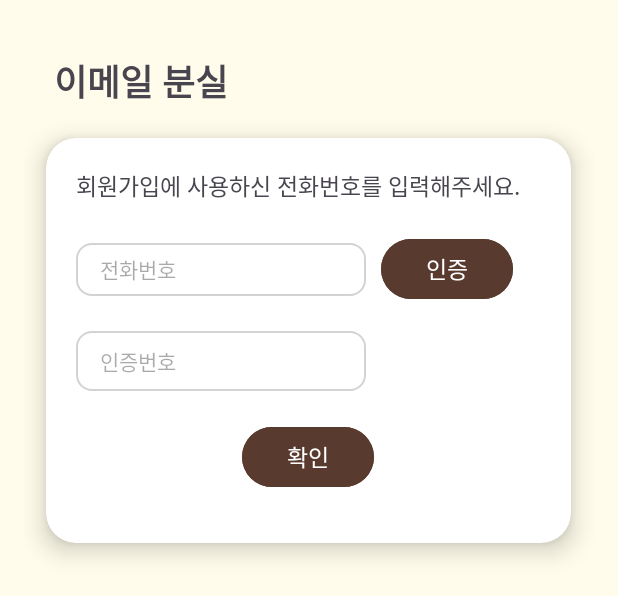
After one commit to yeongchaa/teamproject, an Android app: the layout act_missing.xml on its own in the app's theme, with its tools: preview values and no code run, on a phone screen of 412 x 824 dp. The commit adds this screen. Shown: the top 596 px of the screen. Run offline under Robolectric (Android 15) with nearby library versions, the phone set to English and light mode, and no system bars.

Commit message:
rev: missing email update

```diff
--- /dev/null
+++ b/app/src/main/res/drawable/shape_textfield_rounded.xml
@@ -0,0 +1,7 @@
+<?xml version="1.0" encoding="utf-8"?>
+<shape xmlns:android="http://schemas.android.com/apk/res/android"
+    android:shape="rectangle">
+    <solid android:color="#FFFFFF"/>
+    <corners android:radius="10dp"/>
+    <stroke android:width="1dp" android:color="#D3D3D3"/>
+</shape>
--- /dev/null
+++ b/app/src/main/res/layout/act_missing.xml
@@ -0,0 +1,130 @@
+<?xml version="1.0" encoding="utf-8"?>
+<LinearLayout xmlns:android="http://schemas.android.com/apk/res/android"
+    xmlns:app="http://schemas.android.com/apk/res-auto"
+    xmlns:tools="http://schemas.android.com/tools"
+    android:id="@+id/main"
+    android:layout_width="match_parent"
+    android:layout_height="match_parent"
+    android:background="#FFFCEB"
+    android:orientation="vertical"
+    android:padding="16dp"
+    tools:context=".MainActivity">
+
+    <TextView
+        android:layout_width="match_parent"
+        android:layout_height="wrap_content"
+        android:layout_marginLeft="20dp"
+        android:layout_marginTop="20dp"
+        android:gravity="left"
+        android:text="이메일 분실"
+        android:textSize="24sp"
+        android:textStyle="bold" />
+
+    <androidx.cardview.widget.CardView
+        android:id="@+id/cardView"
+        android:layout_width="350dp"
+        android:layout_height="270dp"
+        android:layout_centerInParent="true"
+        android:layout_gravity="center"
+        android:layout_marginTop="20dp"
+        app:cardBackgroundColor="#FFFFFF"
+        app:cardCornerRadius="20dp"
+        app:cardElevation="10dp">
+
+        <LinearLayout
+            android:layout_width="match_parent"
+            android:layout_height="wrap_content"
+            android:layout_marginTop="20dp"
+            android:gravity="center"
+            android:orientation="vertical">
+
+            <TableLayout
+                android:layout_width="match_parent"
+                android:layout_height="wrap_content">
+
+
+                <TextView
+                    android:layout_width="match_parent"
+                    android:layout_height="wrap_content"
+                    android:layout_marginLeft="20dp"
+                    android:layout_marginBottom="20dp"
+                    android:text="회원가입에 사용하신 전화번호를 입력해주세요."
+                    android:textSize="15sp" />
+
+                <TextView
+                    android:id="@+id/tv_result"
+                    android:layout_width="match_parent"
+                    android:layout_height="wrap_content"
+                    android:layout_marginLeft="20dp"
+                    android:layout_marginBottom="20dp"
+                    android:text="인증번호를 다시 입력해 주세요."
+                    android:textSize="15sp"
+                    android:visibility="gone" />
+
+                <TableRow>
+
+                    <EditText
+                        android:id="@+id/et_phonenum"
+                        android:layout_width="193dp"
+                        android:layout_height="35dp"
+                        android:layout_marginLeft="20dp"
+                        android:layout_marginBottom="20dp"
+                        android:background="@drawable/shape_textfield_rounded"
+                        android:hint="전화번호"
+                        android:inputType="textEmailAddress"
+                        android:paddingLeft="16dp"
+                        android:textSize="14sp" />
+
+                    <Button
+                        android:id="@+id/btn_authorize"
+                        android:layout_width="wrap_content"
+                        android:layout_height="wrap_content"
+                        android:layout_marginLeft="10dp"
+                        android:layout_marginRight="10dp"
+                        android:backgroundTint="#593A2E"
+                        android:paddingLeft="8dp"
+                        android:paddingRight="8dp"
+                        android:text="인증"
+                        android:textSize="15sp" />
+                </TableRow>
+
+                <TableRow>
+
+                    <EditText
+                        android:id="@+id/et_authorize"
+                        android:layout_width="40dp"
+                        android:layout_height="40dp"
+                        android:layout_marginLeft="20dp"
+                        android:layout_marginTop="10dp"
+                        android:background="@drawable/shape_textfield_rounded"
+                        android:hint="인증번호"
+                        android:inputType="number"
+                        android:paddingLeft="16dp"
+                        android:textSize="14sp" />
+
+                    <TextView
+                        android:id="@+id/timerTextView"
+                        android:layout_width="wrap_content"
+                        android:layout_height="wrap_content"
+                        android:layout_gravity="center"
+                        android:text=""
+                        android:textColor="#FF0000"
+                        android:textSize="14sp"
+                        android:visibility="gone" />
+                </TableRow>
+            </TableLayout>
+
+            <Button
+                android:id="@+id/btn_confirm"
+                android:layout_width="wrap_content"
+                android:layout_height="wrap_content"
+                android:layout_marginTop="20dp"
+                android:backgroundTint="#593A2E"
+                android:gravity="center"
+                android:text="확인"
+                android:textSize="15sp" />
+
+        </LinearLayout>
+    </androidx.cardview.widget.CardView>
+
+</LinearLayout>
--- a/app/src/main/res/values/colors.xml
+++ b/app/src/main/res/values/colors.xml
@@ -3,4 +3,6 @@
     <color name="black">#FF000000</color>
     <color name="white">#FFFFFFFF</color>
     <color name="red">#FF0000</color>
+    <color name="background_color">#FFFCEB</color>
+    <color name="button_background_color">#593A2E</color>
 </resources>
```
Also changed, not shown: app/src/main/java/com/example/capstone_donkki/FindEmailActivity.kt (added, +25 -0 lines), app/src/main/java/com/example/capstone_donkki/LoginActivity.kt (+9 -1 lines), app/src/main/java/com/example/capstone_donkki/MissingActivity.kt (added, +59 -0 lines), app/src/main/res/layout/act_findemail.xml (added, +94 -0 lines).
